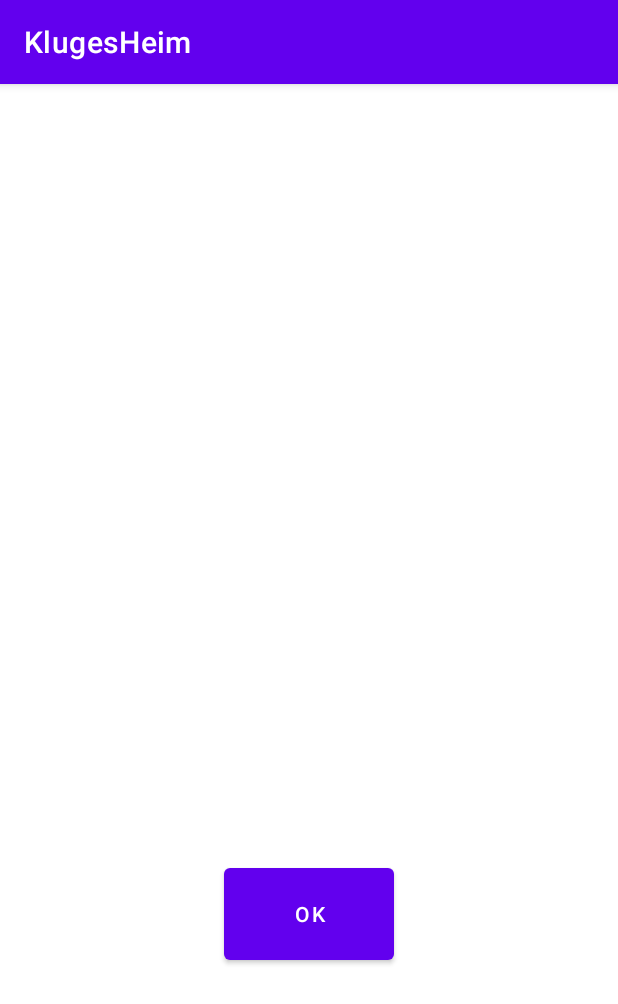
After one commit to 255simon/KlugesHeim, an Android app: the ErrorMessageActivity screen opened directly, with no data from a screen before it, on a phone screen of 412 x 824 dp. The commit adds this screen. Shown: the top 1004 px of the screen. Run offline under Robolectric (Android 15) with nearby library versions, the phone set to English and light mode, and no system bars.

Commit message:
handle received errormessages

```diff
--- a/AndroidClient/app/src/main/AndroidManifest.xml
+++ b/AndroidClient/app/src/main/AndroidManifest.xml
@@ -2,7 +2,7 @@
 <manifest xmlns:android="http://schemas.android.com/apk/res/android"
     package="com.example.klugesheim">
 
-    <uses-permission android:name="android.permission.INTERNET"/>
+    <uses-permission android:name="android.permission.INTERNET" />
     <uses-permission android:name="android.permission.ACCESS_NETWORK_STATE" />
 
     <application
@@ -12,7 +12,8 @@
         android:roundIcon="@mipmap/ic_launcher_round"
         android:supportsRtl="true"
         android:theme="@style/Theme.KlugesHeim">
-        <activity android:name="MainActivity">
+        <activity android:name=".ErrorMessageActivity"></activity>
+        <activity android:name=".MainActivity">
             <intent-filter>
                 <action android:name="android.intent.action.MAIN" />
 
--- a/AndroidClient/app/src/main/java/com/example/klugesheim/Connection.java
+++ b/AndroidClient/app/src/main/java/com/example/klugesheim/Connection.java
@@ -67,6 +67,10 @@ public class Connection {
         thread.start();
         thread.join();
 
+        if(s.getCommand().split(" ")[0].equals("ERROR!")){
+            FailureSwitch failureSwitch = new FailureSwitch(s.getCommand());
+            return failureSwitch;
+        }
         return s;
     }
 }
--- /dev/null
+++ b/AndroidClient/app/src/main/java/com/example/klugesheim/ErrorMessageActivity.java
@@ -0,0 +1,33 @@
+package com.example.klugesheim;
+
+import androidx.appcompat.app.AppCompatActivity;
+
+import android.content.Intent;
+import android.os.Bundle;
+import android.view.View;
+import android.widget.Button;
+import android.widget.TextView;
+
+public class ErrorMessageActivity extends AppCompatActivity {
+
+    @Override
+    protected void onCreate(Bundle savedInstanceState) {
+        super.onCreate(savedInstanceState);
+        setContentView(R.layout.activity_error_message);
+
+        Intent intent = getIntent();
+        String message = intent.getStringExtra(MainActivity.EXTRA_MESSAGE);
+
+        TextView textView = findViewById(R.id.error_message);
+        textView.setText(message);
+
+        Button okButton = findViewById(R.id.ok_button);
+        okButton.setOnClickListener(new View.OnClickListener() {
+            @Override
+            public void onClick(View v) {
+                Intent intent = new Intent(getApplicationContext(), MainActivity.class);
+                startActivity(intent);
+            }
+        });
+    }
+}
--- a/AndroidClient/app/src/main/java/com/example/klugesheim/MainActivity.java
+++ b/AndroidClient/app/src/main/java/com/example/klugesheim/MainActivity.java
@@ -3,6 +3,7 @@ package com.example.klugesheim;
 import androidx.appcompat.app.AppCompatActivity;
 
 import android.content.Context;
+import android.content.Intent;
 import android.content.SharedPreferences;
 import android.os.Bundle;
 import android.view.View;
@@ -12,6 +13,8 @@ import android.widget.ListView;
 import java.util.ArrayList;
 
 public class MainActivity extends AppCompatActivity {
+
+    public static final String EXTRA_MESSAGE = "com.example.klugesheim.MESSAGE";
 
     private String listElDataKey = "data_key";
     ArrayList<Switch> switchList;
@@ -39,9 +42,17 @@ public class MainActivity extends AppCompatActivity {
             public void onClick(View buttonView) {
                 try {
                     Switch s = Connection.receiveMessage(findViewById(android.R.id.content).getRootView());
-                    storageManager.safeData(s);
-                    switchAdapter.add(s);
-                    switchAdapter.notifyDataSetChanged();
+                    if(s instanceof FailureSwitch){
+                        //some error handling
+                        Intent intent = new Intent(getApplicationContext(), ErrorMessageActivity.class);
+                        intent.putExtra(EXTRA_MESSAGE, ((FailureSwitch) s).getErrorMessage());
+                        startActivity(intent);
+                    }
+                    else {
+                        storageManager.safeData(s);
+                        switchAdapter.add(s);
+                        switchAdapter.notifyDataSetChanged();
+                    }
                 } catch (InterruptedException e) {
                     e.printStackTrace();
                 }
--- /dev/null
+++ b/AndroidClient/app/src/main/res/layout/activity_error_message.xml
@@ -0,0 +1,30 @@
+<?xml version="1.0" encoding="utf-8"?>
+<androidx.constraintlayout.widget.ConstraintLayout xmlns:android="http://schemas.android.com/apk/res/android"
+    xmlns:app="http://schemas.android.com/apk/res-auto"
+    xmlns:tools="http://schemas.android.com/tools"
+    android:layout_width="match_parent"
+    android:layout_height="match_parent"
+    tools:context=".ErrorMessageActivity">
+
+    <TextView
+        android:id="@+id/error_message"
+        android:layout_width="296dp"
+        android:layout_height="268dp"
+        android:layout_marginTop="156dp"
+        android:text="text"
+        android:textSize="25dp"
+        app:layout_constraintEnd_toEndOf="parent"
+        app:layout_constraintStart_toStartOf="parent"
+        app:layout_constraintTop_toTopOf="parent" />
+
+    <Button
+        android:id="@+id/ok_button"
+        android:layout_width="113dp"
+        android:layout_height="73dp"
+        android:text="OK"
+        app:layout_constraintBottom_toBottomOf="parent"
+        app:layout_constraintEnd_toEndOf="parent"
+        app:layout_constraintStart_toStartOf="parent"
+        app:layout_constraintTop_toBottomOf="@+id/error_message"
+        app:layout_constraintVertical_bias="0.343" />
+</androidx.constraintlayout.widget.ConstraintLayout>
```
